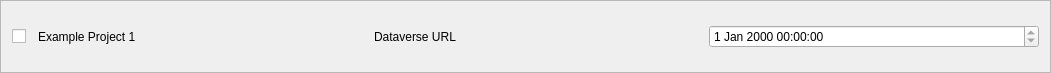
The window that pasta_eln/GUI/dataverse_ui/dataverse_completed_upload_task.ui (PASTA-ELN/pasta-eln) describes before a commit, drawn with Qt 5.
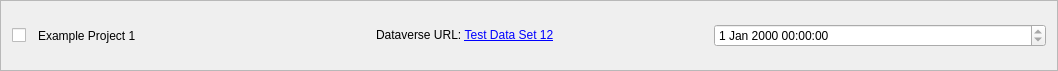
The same window after the commit.

What changed in the file:
```diff
--- a/pasta_eln/GUI/dataverse_ui/dataverse_completed_upload_task.ui
+++ b/pasta_eln/GUI/dataverse_ui/dataverse_completed_upload_task.ui
@@ -6,8 +6,8 @@
    <rect>
     <x>0</x>
     <y>0</y>
-    <width>1051</width>
-    <height>73</height>
+    <width>1058</width>
+    <height>71</height>
    </rect>
   </property>
   <property name="windowTitle">
@@ -60,7 +60,7 @@
         <string>The dataverse URL where the PASTA project was uploaded.</string>
        </property>
        <property name="text">
-        <string>Dataverse URL</string>
+        <string>&lt;html&gt;&lt;head/&gt;&lt;body&gt;&lt;p&gt;Dataverse URL: &lt;a href=&quot;https://data-beta.fz-juelich.de/dataset.xhtml?persistentId=doi:10.0346/JUELICH-DATA-BETA/BORORQ&quot;&gt;&lt;span style=&quot; text-decoration: underline; color:#0000ff;&quot;&gt;Test Data Set 12&lt;/span&gt;&lt;/a&gt;&lt;/p&gt;&lt;/body&gt;&lt;/html&gt;</string>
        </property>
       </widget>
      </item>
```
